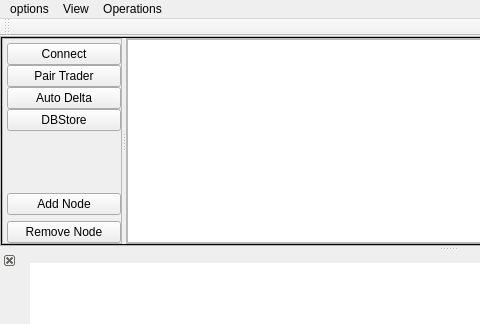
Qt form IbTradeQt/MainSystem/ibtradesystem.ui (CloseToAlgoTrading/IbTradeQtDev) before a commit; both pictures show x 0 to 480 and y 0 to 324 of the 895 by 488 pixel window.
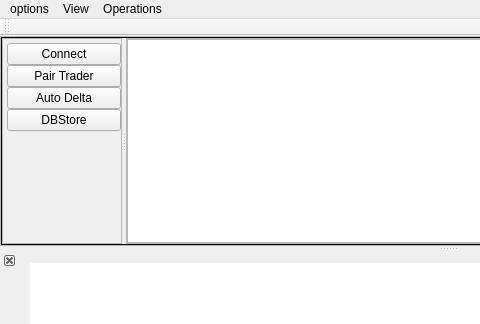
The same form after that commit.

```diff
--- a/IbTradeQt/MainSystem/ibtradesystem.ui
+++ b/IbTradeQt/MainSystem/ibtradesystem.ui
@@ -91,7 +91,7 @@
            <property name="frameShadow">
             <enum>QFrame::Raised</enum>
            </property>
-           <layout class="QGridLayout" name="gridLayout_2" rowstretch="0,0,0,0,0,0,0">
+           <layout class="QGridLayout" name="gridLayout_2" rowstretch="0">
             <property name="sizeConstraint">
              <enum>QLayout::SetDefaultConstraint</enum>
             </property>
@@ -162,20 +162,6 @@
               </layout>
              </widget>
             </item>
-            <item row="2" column="0">
-             <widget class="QPushButton" name="pushButton_RemoveNode">
-              <property name="text">
-               <string>Remove Node</string>
-              </property>
-             </widget>
-            </item>
-            <item row="1" column="0">
-             <widget class="QPushButton" name="pushButton_AddNode">
-              <property name="text">
-               <string>Add Node</string>
-              </property>
-             </widget>
-            </item>
            </layout>
           </widget>
           <widget class="QFrame" name="frame_4">
```
